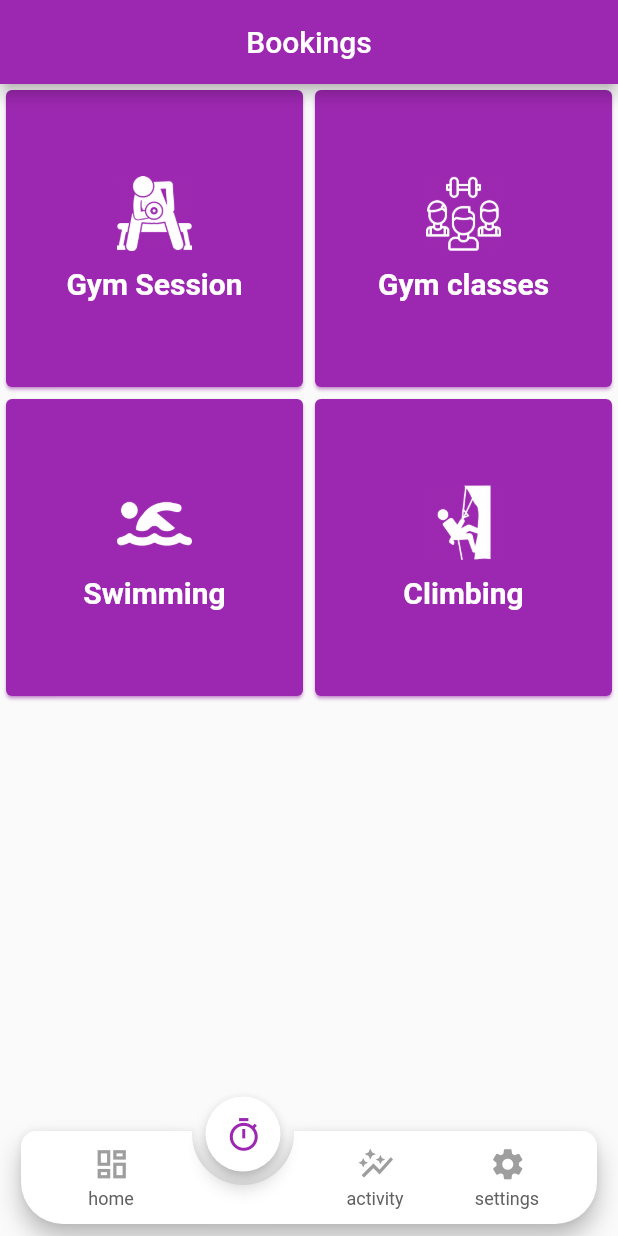
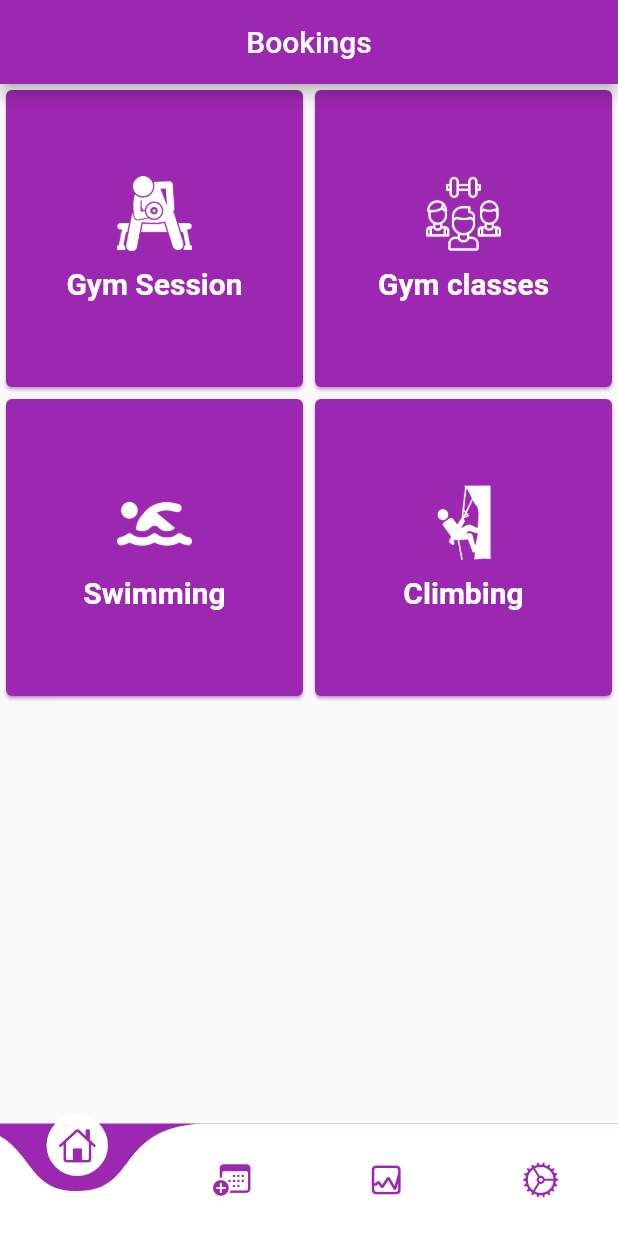
Before and after one commit to AltTheo/UOP_sports_V2.0, a Flutter app: the screen it shows after launch, on a phone screen of 412 x 824 dp. Run offline on Flutter 3.47's test engine with Material 2 defaults, Android fonts, the phone set to English and light mode, and no system bars; drawn by our look-alikes of animated_notch_bottom_bar, curved_navigation_bar; our stand-ins replace babstrap_settings_screen, firebase_auth, firebase_core; missing offline and left inert: booking_calendar; accounts and stored records are empty.

Commit message:
main navigation bar

```diff
--- a/lib/src/Navybar.dart
+++ b/lib/src/Navybar.dart
@@ -36,14 +36,15 @@ class NavyState extends State<Navy> {
         //     title: Text('Bottom NavBar'), backgroundColor: Colors.purple),
         body: Center(child: widgetOptions.elementAt(selectedIndex)),
         bottomNavigationBar: CurvedNavigationBar(
-          animationDuration: const Duration(milliseconds: 800),
+          animationDuration: const Duration(milliseconds: 1000),
           backgroundColor: Colors.purple,
+          buttonBackgroundColor: Colors.white,
             // ignore: prefer_const_literals_to_create_immutables
             items: [
-              const Icon(Icons.dashboard_outlined, size: 25, color: Colors.purple,),
-              const Icon(Icons.timer_outlined, size: 25, color: Colors.purple),
-              const Icon(Icons.auto_graph_outlined, size: 25, color: Colors.purple),
-              const Icon(Icons.settings, size: 25, color: Colors.purple)
+              const Icon(CupertinoIcons.home, size: 25, color: Colors.purple,),
+              const Icon(CupertinoIcons.calendar_badge_plus, size: 25, color: Colors.purple),
+              const Icon(CupertinoIcons.graph_square, size: 25, color: Colors.purple),
+              const Icon(CupertinoIcons.settings, size: 25, color: Colors.purple)
             ], onTap: onItemTapped, ),
             );
   }
--- a/lib/src/main.dart
+++ b/lib/src/main.dart
@@ -22,7 +22,7 @@ class MyApp extends StatelessWidget {
   Widget build(BuildContext context) {
     return  MaterialApp(
         title: 'application',
-        home: const Nav(),
+        home: const Navy(),
         theme: ThemeData(brightness: Brightness.light),
         darkTheme: ThemeData(
           brightness: Brightness.dark,
```
